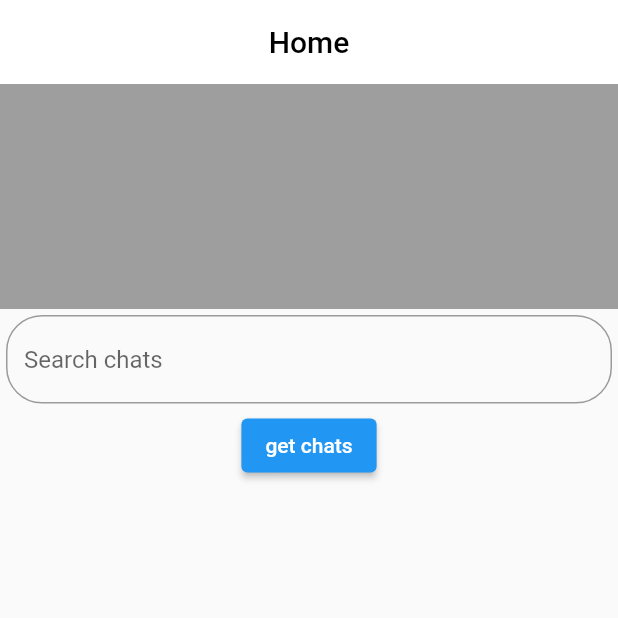
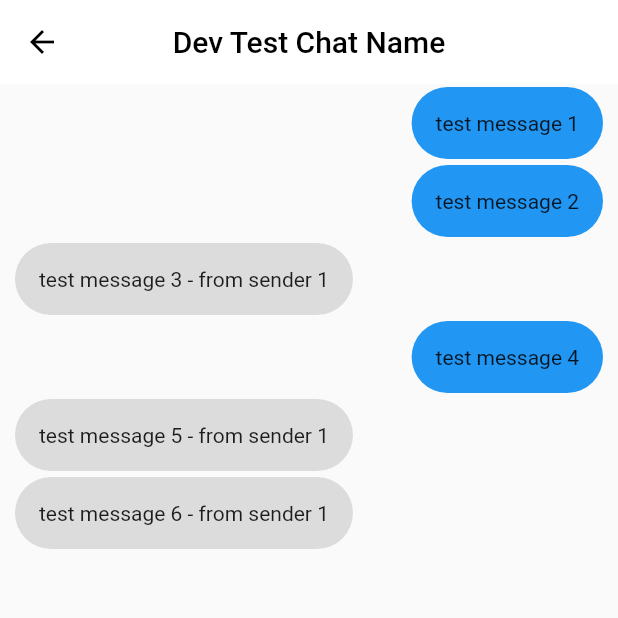
Before and after one commit to Louie-KC/chat, a Flutter app: the screen it shows after launch, on a phone screen of 412 x 824 dp, the top half of it. Run offline on Flutter 3.47's test engine with Material 2 defaults, Android fonts, the phone set to English and light mode, and no system bars.

Commit message:
Begin chat page. Begin chat storing in controller. Add constructor to chat model

```diff
--- a/chat_app/lib/controllers/chat_controller.dart
+++ b/chat_app/lib/controllers/chat_controller.dart
@@ -12,6 +12,13 @@ class ChatController extends ChangeNotifier {
   bool accountProcess = false;
   List<Chat> chats = List.empty();
   List<Chat> displayChats = List.empty();
+  Chat activeChat = Chat.previewOne(Message.fromJson({
+    "id": "",
+    "sender_id": "",
+    "chat_id": "",
+    "content": "",
+    "time_sent": DateTime.now().toIso8601String(),
+  }));
   TextEditingController searchCtrl = TextEditingController(text: "");
 
   bool loggedIn() => _token.isNotEmpty;
@@ -99,4 +106,67 @@ class ChatController extends ChangeNotifier {
   }
 
   List<Chat> getDisplayedChats() => displayChats;
+
+  Future<void> retrieveChatMessages(String chatID) async {
+    // DateTime since = displayMessages.isEmpty
+    //     ? DateTime(1)
+    //     : displayMessages.first.getTimeSent();
+    // displayMessages = await api.getChatMessages(chatID, since, _token);
+
+    debugPrint("!!! ChatController::retrieveChatMessages() DEV TEST DATA !!!");
+    Message m1 = Message.fromJson({
+      "id": "0",
+      "sender_id": "0",
+      "chat_id": "0",
+      "content": "test message 1",
+      "time_sent": "${DateTime.now().subtract(const Duration(days: 10))}"
+    });
+    Message m2 = Message.fromJson({
+      "id": "1",
+      "sender_id": "0",
+      "chat_id": "0",
+      "content": "test message 2",
+      "time_sent": "${DateTime.now().subtract(const Duration(days: 10))}"
+    });
+    Message m3 = Message.fromJson({
+      "id": "2",
+      "sender_id": "1",
+      "chat_id": "0",
+      "content": "test message 3 - from sender 1",
+      "time_sent": "${DateTime.now().subtract(const Duration(days: 10))}"
+    });
+    Message m4 = Message.fromJson({
+      "id": "3",
+      "sender_id": "0",
+      "chat_id": "0",
+      "content": "test message 4",
+      "time_sent": "${DateTime.now().subtract(const Duration(days: 10))}"
+    });
+    Message m5 = Message.fromJson({
+      "id": "4",
+      "sender_id": "1",
+      "chat_id": "0",
+      "content": "test message 5 - from sender 1",
+      "time_sent": "${DateTime.now().subtract(const Duration(days: 10))}"
+    });
+    Message m6 = Message.fromJson({
+      "id": "5",
+      "sender_id": "1",
+      "chat_id": "0",
+      "content": "test message 6 - from sender 1",
+      "time_sent": "${DateTime.now().subtract(const Duration(days: 10))}"
+    });
+    List<Message> devTestData = <Message>[m1, m2, m3, m4, m5, m6];
+
+    devTestData.sort((a, b) => a.getTimeSent().compareTo(b.getTimeSent()));
+    // displayMessages = devTestData;
+    activeChat = Chat.full("0", "Dev Test Chat Name", devTestData);
+
+    notifyListeners();
+    return;
+  }
+
+  Chat getActiveChat() => activeChat;
+
+  // List<Message> getDisplayedMessages() => displayMessages;
 }
--- a/chat_app/lib/main.dart
+++ b/chat_app/lib/main.dart
@@ -2,6 +2,7 @@ import 'package:flutter/material.dart';
 import 'package:provider/provider.dart';
 import 'package:chat_app/view/pages/login_page.dart';
 import 'package:chat_app/view/pages/home_page.dart';
+import 'package:chat_app/view/pages/chat_page.dart';
 import 'package:chat_app/controllers/chat_controller.dart';
 // import 'package:chat_app/api_test/api_test_view.dart';
 
@@ -17,7 +18,7 @@ class MainApp extends StatelessWidget {
     return ChangeNotifierProvider(
       create: (_) => ChatController(),
       child: MaterialApp(
-        home: HomePage(),
+        home: ChatPage(chatID: "0"),
       ),
     );
   }
--- a/chat_app/lib/models/chat.dart
+++ b/chat_app/lib/models/chat.dart
@@ -15,6 +15,14 @@ class Chat {
     _messages = List.filled(1, mostRecent);
   }
 
+  Chat.full(this._chatID, this._name, this._messages) {
+    if (_messages.isEmpty) {
+      _lastSenderID = "UNDEFINED";
+    } else {
+      _lastSenderID = _messages.first.getSenderID();
+    }
+  }
+
   String get chatID => _chatID;
   String get chatName => _name;
   String get lastSender => _lastSenderID;
--- /dev/null
+++ b/chat_app/lib/view/pages/chat_page.dart
@@ -0,0 +1,67 @@
+import 'package:flutter/material.dart';
+import 'package:provider/provider.dart';
+import 'package:chat_app/controllers/chat_controller.dart';
+import 'package:chat_app/view/common/header.dart';
+import 'package:chat_app/models/chat.dart';
+import 'package:chat_app/models/message.dart';
+
+class ChatPage extends StatefulWidget {
+  final String chatID;
+
+  const ChatPage({super.key, required this.chatID});
+
+  @override
+  State<StatefulWidget> createState() => _ChatPage();
+}
+
+class _ChatPage extends State<ChatPage> {
+  Widget _messageBox(Message msg, bool fromUser) {
+    BoxDecoration decor = BoxDecoration(
+      borderRadius: BorderRadius.circular(24),
+      color: fromUser ? Colors.blue : Colors.black12,
+    );
+
+    return Align(
+      alignment: fromUser ? Alignment.centerRight : Alignment.centerLeft,
+      child: Container(
+        height: 48,
+        decoration: decor,
+        padding: const EdgeInsets.all(16),
+        child: Text(msg.getContent()),
+      ),
+    );
+  }
+
+  @override
+  Widget build(BuildContext context) {
+    final ChatController controller = Provider.of<ChatController>(context);
+
+    controller.retrieveChatMessages(widget.chatID);
+    Future.delayed(const Duration(seconds: 1));
+
+    return Scaffold(
+      appBar: Header(
+        title: controller.getActiveChat().chatName,
+        showBack: true,
+      ),
+      body: Container(
+        padding: const EdgeInsets.symmetric(horizontal: 8),
+        width: double.infinity,
+        child: Column(
+          mainAxisAlignment: MainAxisAlignment.start,
+          children: controller
+              .getActiveChat()
+              .messages
+              .map((msg) => Padding(
+                    padding: const EdgeInsets.all(2.0),
+                    child: _messageBox(
+                      msg,
+                      msg.getSenderID().compareTo("0") == 0, // DEV TEST
+                    ),
+                  ))
+              .toList(),
+        ),
+      ),
+    );
+  }
+}
```
